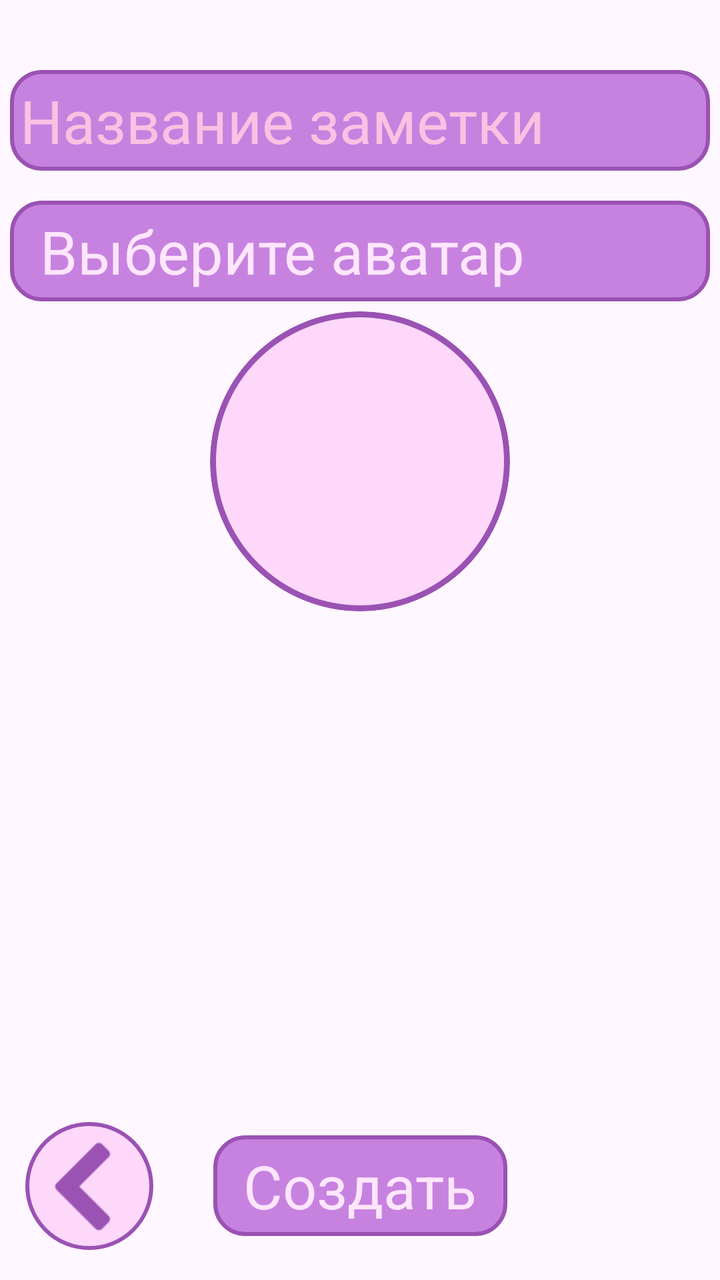
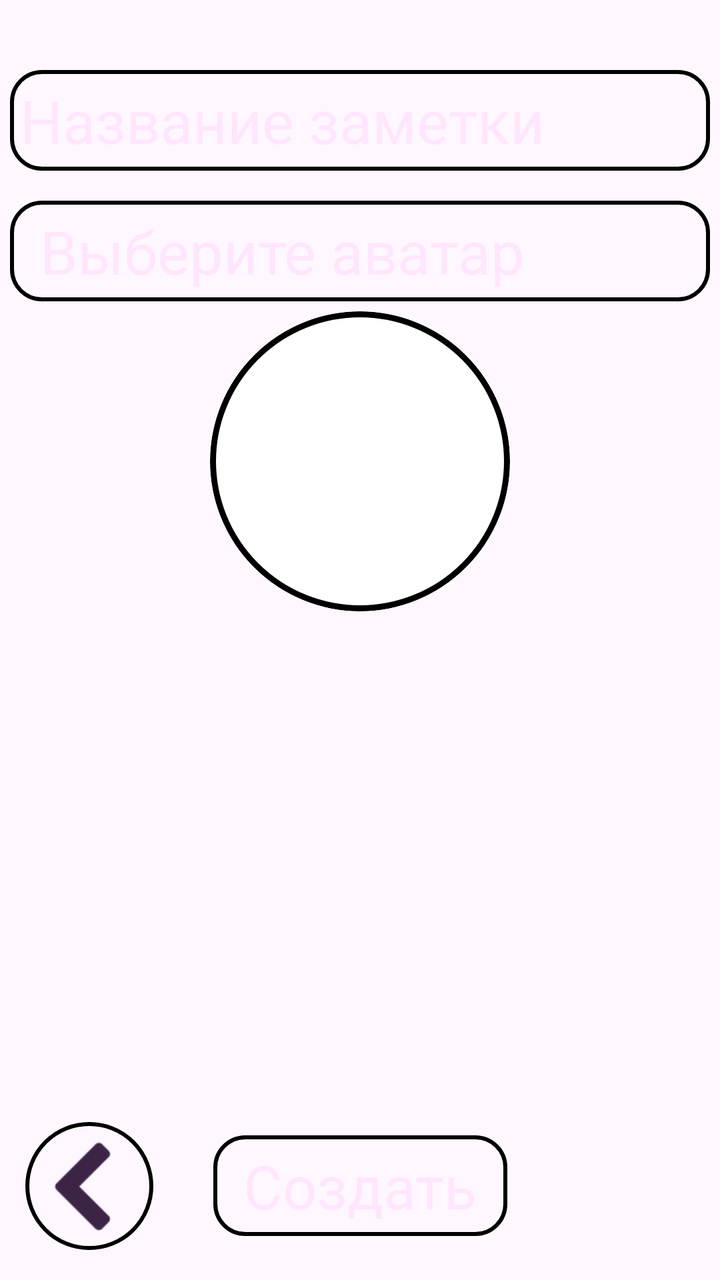

Before-and-after screenshots of an Android layout around one commit, followed by the original layout XML and the change that was made.
<!-- AndroidManifest.xml: application theme Theme.CharaDesk -->
<!-- res/layout/activity_create_note.xml -->
<?xml version="1.0" encoding="utf-8"?>
<androidx.constraintlayout.widget.ConstraintLayout xmlns:android="http://schemas.android.com/apk/res/android"
    xmlns:app="http://schemas.android.com/apk/res-auto"
    xmlns:tools="http://schemas.android.com/tools"
    android:id="@+id/main"
    android:layout_width="match_parent"
    android:layout_height="match_parent"
    tools:context=".MainMenu">
    <EditText
        android:id="@+id/note_title"
        android:layout_width="match_parent"
        android:layout_height="wrap_content"
        android:background="@drawable/rounded_text_main"
        android:hint="Название заметки"
        android:textColorHint="@color/white_hint"
        android:textColor="@color/white"
        android:maxLines="1"
        android:maxLength="30"
        android:inputType="text"
        android:ellipsize="end"
        android:textSize="@dimen/MainText"
        android:layout_marginTop="@dimen/marginTop"
        android:layout_marginLeft="@dimen/paddingL"
        android:layout_marginRight="@dimen/paddingL"
        android:paddingTop="@dimen/paddingL"
        android:paddingBottom="@dimen/paddingL"
        android:paddingRight="@dimen/paddingL"
        android:paddingLeft="@dimen/paddingL"
        android:clickable="true"
        android:focusable="true"

        app:layout_constraintTop_toTopOf="parent"/>

    <TextView
        android:id="@+id/subtitle"
        android:layout_width="match_parent"
        android:layout_height="wrap_content"
        android:text="Выберите аватар"
        android:textColor="@color/white"
        android:textSize="@dimen/MainText"
        android:background="@drawable/rounded_text_main"
        android:layout_marginTop="@dimen/paddingB"
        android:layout_marginLeft="@dimen/paddingL"
        android:layout_marginRight="@dimen/paddingL"
        android:paddingTop="@dimen/paddingL"
        android:paddingBottom="@dimen/paddingL"
        android:paddingRight="@dimen/paddingB"
        android:paddingLeft="@dimen/paddingB"

        app:layout_constraintTop_toBottomOf="@id/note_title" />

    <androidx.cardview.widget.CardView
        android:layout_width="150dp"
        android:layout_height="150dp"
        app:cardCornerRadius="75dp"
        app:cardElevation="0dp"
        android:clickable="true"
        android:focusable="true"
        android:onClick="onClickSelectAvatar"
        android:layout_marginTop="@dimen/paddingL"
        app:layout_constraintTop_toBottomOf="@id/subtitle"
        app:layout_constraintStart_toStartOf="parent"
        app:layout_constraintEnd_toEndOf="parent"
        >

        <View
            android:layout_width="match_parent"
            android:layout_height="match_parent"
            android:background="@drawable/rounded_avatar"/>

        <ImageView
            android:id="@+id/avatar_preview"
            android:layout_width="match_parent"
            android:layout_height="match_parent"
            android:src="@drawable/ic_image_placeholder"
            android:scaleType="centerCrop" />
    </androidx.cardview.widget.CardView>
    <LinearLayout
        android:layout_width="match_parent"
        android:layout_height="wrap_content"
        android:orientation="horizontal"
        android:layout_marginTop="@dimen/paddingL"
        android:gravity="center"
        app:layout_constraintBottom_toBottomOf="parent"
        >
        <ImageButton
            android:id="@+id/button_back"
            android:layout_width="64dp"
            android:layout_height="64dp"
            android:scaleType="centerCrop"
            android:src="@drawable/icon_back"
            android:padding="@dimen/paddingL"
            android:layout_margin="@dimen/paddingB"
            android:background="@drawable/rounded_buttons"
            app:tint="@color/CharaBorder"
            android:onClick="onClickBack"
            app:layout_constraintBottom_toBottomOf="parent"
            app:layout_constraintStart_toStartOf="parent">
        </ImageButton>
        <View
            android:layout_width="0dp"
            android:layout_height="0dp"
            android:layout_weight="1"/>
        <TextView
            android:layout_width="wrap_content"
            android:layout_height="wrap_content"
            android:text="@string/create"
            android:textColor="@color/white"
            android:textSize="@dimen/MainText"
            android:layout_margin="@dimen/paddingB"
            android:onClick="onClickSave"
            android:background="@drawable/rounded_text_main"
            android:paddingBottom="@dimen/paddingL"
            android:paddingRight="@dimen/paddingB"
            android:paddingTop="@dimen/paddingL"
            android:paddingLeft="@dimen/paddingB"
            app:layout_constraintStart_toStartOf="parent"
            app:layout_constraintEnd_toEndOf="parent"
            app:layout_constraintBottom_toBottomOf="parent"
            />
        <View
            android:layout_width="0dp"
            android:layout_height="0dp"
            android:layout_weight="1"/>
        <View
            android:layout_width="64dp"
            android:layout_height="64dp"
            android:layout_margin="@dimen/paddingB"/>
    </LinearLayout>

</androidx.constraintlayout.widget.ConstraintLayout>
<!-- resources referenced by this layout -->
<resources>
  <color name="CharaBorder">#9A52B3</color>
  <color name="white">#FFE6FD</color>
  <color name="white_hint">#FBC1E2</color>
  <dimen name="MainText">30sp</dimen>
  <dimen name="marginTop">35dp</dimen>
  <dimen name="paddingB">15dp</dimen>
  <dimen name="paddingL">5dp</dimen>
  <!-- drawable ic_image_placeholder (drawable) -->
  <?xml version="1.0" encoding="utf-8"?>
  <selector xmlns:android="http://schemas.android.com/apk/res/android">
  
  </selector>
  <!-- drawable icon_back: png bitmap (drawable, 884 bytes) -->
  <!-- drawable rounded_avatar (drawable) -->
  <?xml version="1.0" encoding="utf-8"?>
  <shape xmlns:android="http://schemas.android.com/apk/res/android">
      <solid android:color="@color/CharaBackgroundSub" />
      <stroke
          android:width="3dp"
      android:color="@color/CharaBorder" />
      <corners android:radius="5000dp" />
  </shape>
  <!-- drawable rounded_buttons (drawable) -->
  <?xml version="1.0" encoding="utf-8"?>
  <shape xmlns:android="http://schemas.android.com/apk/res/android">
      <solid android:color="@color/CharaIcon" />
      <stroke
          android:width="2dp"
          android:color="@color/CharaIconBorder" />
      <corners android:radius="5000dp" />
  </shape>
  <!-- drawable rounded_text_main (drawable) -->
  <?xml version="1.0" encoding="utf-8"?>
  <shape xmlns:android="http://schemas.android.com/apk/res/android">
      <solid android:color="@color/CharaBackground" />
      <stroke
          android:width="2dp"
      android:color="@color/CharaBorder" />
      <corners android:radius="15dp" />
  </shape>
  <string name="create">Создать</string>
  <style name="Theme.CharaDesk" parent="Base.Theme.CharaDesk" />
  <color name="CharaBackgroundSub">#FED8FB</color>
  <color name="CharaIcon">#FED8FB</color>
  <color name="CharaIconBorder">#9A52B3</color>
  <color name="CharaBackground">#C782E0</color>
  <style name="Base.Theme.CharaDesk" parent="Theme.Material3.DayNight.NoActionBar">
          
          
      </style>
</resources>

<!-- the commit's change to res/layout/activity_create_note.xml (unified diff, before → after) -->
@@ -12,7 +12,7 @@
         android:layout_height="wrap_content"
         android:background="@drawable/rounded_text_main"
         android:hint="Название заметки"
-        android:textColorHint="@color/white_hint"
+        android:textColorHint="?attr/colorHint"
         android:textColor="@color/white"
         android:maxLines="1"
         android:maxLength="30"
@@ -92,7 +92,7 @@
             android:padding="@dimen/paddingL"
             android:layout_margin="@dimen/paddingB"
             android:background="@drawable/rounded_buttons"
-            app:tint="@color/CharaBorder"
+            app:tint="?attr/colorBorder"
             android:onClick="onClickBack"
             app:layout_constraintBottom_toBottomOf="parent"
             app:layout_constraintStart_toStartOf="parent">
<!-- resource entries referenced after the edit -->
@@ -1,8 +1,6 @@
 <!-- resources referenced by this layout -->
 <resources>
-  <color name="CharaBorder">#9A52B3</color>
   <color name="white">#FFE6FD</color>
-  <color name="white_hint">#FBC1E2</color>
   <dimen name="MainText">30sp</dimen>
   <dimen name="marginTop">35dp</dimen>
   <dimen name="paddingB">15dp</dimen>
@@ -16,39 +14,34 @@
   <!-- drawable rounded_avatar (drawable) -->
   <?xml version="1.0" encoding="utf-8"?>
   <shape xmlns:android="http://schemas.android.com/apk/res/android">
-      <solid android:color="@color/CharaBackgroundSub" />
+      <solid android:color="?attr/colorBackgroundSub" />
       <stroke
           android:width="3dp"
-      android:color="@color/CharaBorder" />
+      android:color="?attr/colorBorder" />
       <corners android:radius="5000dp" />
   </shape>
   <!-- drawable rounded_buttons (drawable) -->
   <?xml version="1.0" encoding="utf-8"?>
   <shape xmlns:android="http://schemas.android.com/apk/res/android">
-      <solid android:color="@color/CharaIcon" />
+      <solid android:color="?attr/colorIcon" />
       <stroke
           android:width="2dp"
-          android:color="@color/CharaIconBorder" />
+          android:color="?attr/colorIconBorder" />
       <corners android:radius="5000dp" />
   </shape>
   <!-- drawable rounded_text_main (drawable) -->
   <?xml version="1.0" encoding="utf-8"?>
   <shape xmlns:android="http://schemas.android.com/apk/res/android">
-      <solid android:color="@color/CharaBackground" />
+      <solid android:color="?attr/colorBackground" />
       <stroke
           android:width="2dp"
-      android:color="@color/CharaBorder" />
+      android:color="?attr/colorBorder" />
       <corners android:radius="15dp" />
   </shape>
   <string name="create">Создать</string>
   <style name="Theme.CharaDesk" parent="Base.Theme.CharaDesk" />
-  <color name="CharaBackgroundSub">#FED8FB</color>
-  <color name="CharaIcon">#FED8FB</color>
-  <color name="CharaIconBorder">#9A52B3</color>
-  <color name="CharaBackground">#C782E0</color>
   <style name="Base.Theme.CharaDesk" parent="Theme.Material3.DayNight.NoActionBar">
-          
-          
+  
       </style>
 </resources>
 
